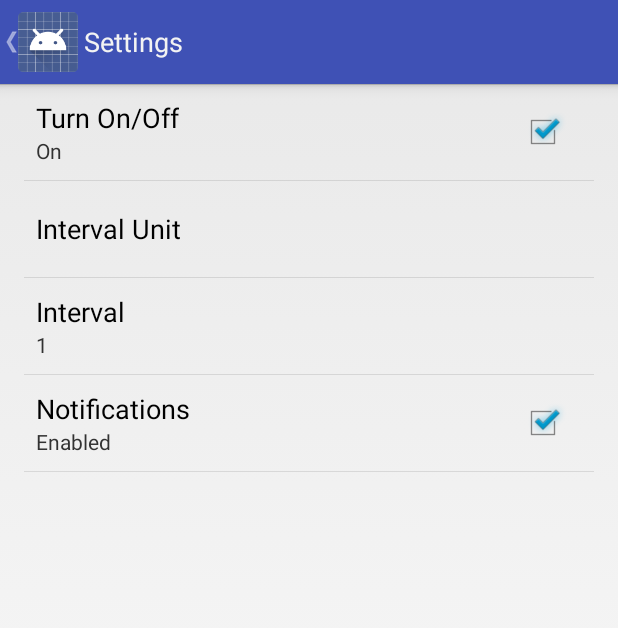
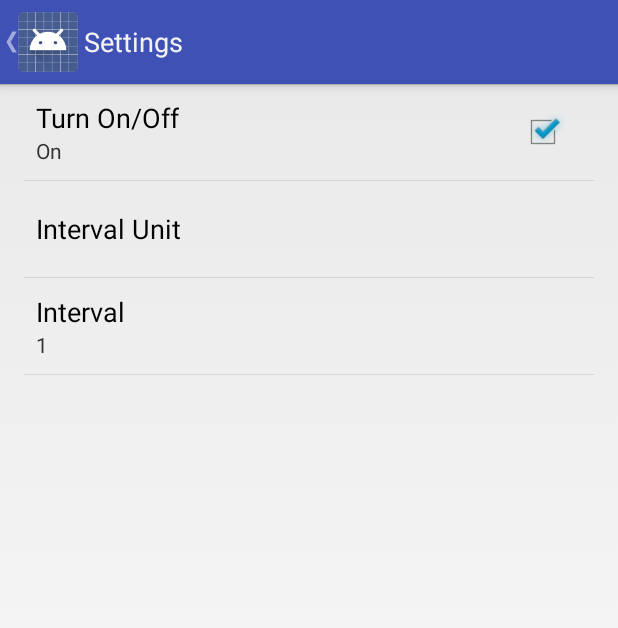
Before and after one commit to rezamars/NoteatReminder, an Android app: the screen it shows after launch (SettingsActivity), in the options menu, after a tap on "Settings", on a phone screen of 412 x 824 dp. Shown: the top 628 px of the screen. Run offline under Robolectric (Android 15) with nearby library versions, the phone set to English and light mode, and no system bars.

Commit message:
Finished with the app.Cleaned up.

```diff
--- a/app/src/main/java/com/example/reza/noteatreminder/MainActivity.java
+++ b/app/src/main/java/com/example/reza/noteatreminder/MainActivity.java
@@ -27,72 +27,15 @@ import java.util.concurrent.TimeUnit;
 
 public class MainActivity extends AppCompatActivity implements MainActivityFragment.Callback{
 
-    /*
-    private Timer myTimer;
-    private SharedPreferences prefs;
-    private String unitKey;
-    private String chosenUnit;
-    private String intervalKey;
-    private String chosenInterval;
-    private int interval;
-    private int timerInterval;
-    */
-    private Intent settingsIntent;
 
     @Override
     protected void onCreate(Bundle savedInstanceState) {
         super.onCreate(savedInstanceState);
         setContentView(R.layout.activity_main);
-        //getSupportActionBar().setElevation(0f);
         getDelegate().installViewFactory();
         getDelegate().onCreate(savedInstanceState);
-        //settingsIntent = new Intent(this, SettingsActivity.class);
-        //startActivity(settingsIntent);
-
-        //startTimer();
     }
 
-    /*
-    public void startTimer(){
-
-        myTimer = new Timer();
-
-        getSettingValues();
-
-        myTimer.schedule(new TimerTask() {
-            @Override
-            public void run() {
-                TimerMethod();
-            }
-
-        }, 0, (timerInterval/6));
-
-    }
-
-    public void getSettingValues(){
-
-        prefs = PreferenceManager.getDefaultSharedPreferences(this);
-        unitKey = this.getString(R.string.pref_units_key);
-        chosenUnit = prefs.getString(unitKey,"not existing");
-
-        intervalKey = this.getString(R.string.pref_interval_key);
-        chosenInterval = prefs.getString(intervalKey,"2");
-
-        interval = Integer.parseInt(chosenInterval);
-
-
-        timerInterval = 10000;
-        if(chosenUnit.equalsIgnoreCase("minutes")){
-            timerInterval = interval * 60 * 1000;
-        }
-        else if(chosenUnit.equalsIgnoreCase("hours")){
-            timerInterval = interval * 60 * 60 * 1000;
-        }
-
-        //System.out.println("timerinterval = " + timerInterval);
-
-    }
-    */
 
     @Override
     public boolean onCreateOptionsMenu(Menu menu) {
@@ -122,9 +65,6 @@ public class MainActivity extends AppCompatActivity implements MainActivityFragm
     protected void onResume() {
         super.onResume();
 
-        //MainActivityFragment ff = (MainActivityFragment)getSupportFragmentManager().findFragmentById(R.id.fragment);
-
-
     }
 
     @Override
@@ -132,27 +72,4 @@ public class MainActivity extends AppCompatActivity implements MainActivityFragm
         //startActivity(new Intent(this,SettingsActivity.class));
     }
 
-    /*
-    private void TimerMethod()
-    {
-        //This method is called directly by the timer
-        //and runs in the same thread as the timer.
-
-        //We call the method that will work with the UI
-        //through the runOnUiThread method.
-        this.runOnUiThread(Timer_Tick);
-    }
-
-
-    private Runnable Timer_Tick = new Runnable() {
-        public void run() {
-
-            //This method runs in the same thread as the UI.
-
-            //Do something to the UI thread here
-            System.out.println("timerInterval: " + timerInterval);
-            SoundPlayer.playTheSound();
-        }
-    };
-    */
 }
--- a/app/src/main/java/com/example/reza/noteatreminder/SettingsActivity.java
+++ b/app/src/main/java/com/example/reza/noteatreminder/SettingsActivity.java
@@ -17,13 +17,12 @@ import java.util.Set;
 import java.util.Timer;
 import java.util.TimerTask;
 
-public class SettingsActivity extends PreferenceActivity implements Preference.OnPreferenceChangeListener,
-Runnable{
+public class SettingsActivity extends PreferenceActivity implements Preference.OnPreferenceChangeListener{
 
     public static SettingsActivity settingsActivity;
     private AppCompatDelegate mDelegate;
 
-    private static Timer myTimer;
+    private static Timer myTimer ;
     private static SharedPreferences prefs;
     private static String unitKey;
     private static String chosenUnit;
@@ -33,6 +32,7 @@ Runnable{
     private static int timerInterval;
     private static String reminderKey;
     private static boolean reminderOn = false;
+    private boolean firstTime = true;
 
     public SettingsActivity(){
         this.settingsActivity = this;
@@ -42,28 +42,19 @@ Runnable{
     public void onCreate(Bundle savedInstanceState) {
         super.onCreate(savedInstanceState);
 
-        //moveTaskToBack(true);
         // Add 'general' preferences, defined in the XML file
         addPreferencesFromResource(R.xml.pref_general);
 
-        //getSupportActionBar().setDisplayHomeAsUpEnabled(true);
-        //Toolbar toolbar = (Toolbar) findViewById(R.id.toolbar);
-        //setSupportActionBar(toolbar);
-
         // For all preferences, attach an OnPreferenceChangeListener so the UI summary can be
         // updated when the preference changes.
-        //bindPreferenceSummaryToValue(findPreference(getString(R.string.pref_reminder_status_key)));
         bindPreferenceSummaryToValue(findPreference(getString(R.string.pref_units_key)));
         bindPreferenceSummaryToValue(findPreference(getString(R.string.pref_interval_key)));
-        //bindPreferenceSummaryToValue(findPreference(getString(R.string.pref_enable_notifications_key)));
 
         startTimer();
     }
 
 
     public void startTimer(){
-
-
 
         myTimer = new Timer();
 
@@ -76,7 +67,7 @@ Runnable{
                 TimerMethod();
             }
 
-        }, 0, (timerInterval/6));
+        }, 0, timerInterval);
 
     }
 
@@ -84,12 +75,17 @@ Runnable{
 
         prefs = PreferenceManager.getDefaultSharedPreferences(this);
         unitKey = this.getString(R.string.pref_units_key);
-        chosenUnit = prefs.getString(unitKey,"not existing");
+
+
 
         intervalKey = this.getString(R.string.pref_interval_key);
         chosenInterval = prefs.getString(intervalKey,"2");
 
+        if(firstTime){
             interval = Integer.parseInt(chosenInterval);
+            chosenUnit = prefs.getString(unitKey,"not existing");
+            firstTime = false;
+        }
 
 
         timerInterval = 10000;
@@ -117,14 +113,13 @@ Runnable{
     }
 
 
-    private static Runnable Timer_Tick = new Runnable() {
+    private Runnable Timer_Tick = new Runnable() {
         public void run() {
 
+
                 //This method runs in the same thread as the UI.
+                System.out.println("timerinterval = " + timerInterval);
 
-            //Do something to the UI thread here
-            //settingsActivity.getSettingValues();
-            System.out.println("timerInterval: " + timerInterval);
                 reminderKey = settingsActivity.getString(R.string.pref_reminder_status_key);
                 reminderOn = prefs.getBoolean(reminderKey,false);
                 if(reminderOn){
@@ -134,6 +129,7 @@ Runnable{
                 else{
                     System.out.println("The reminder is OFF!");
                 }
+
 
         }
     };
@@ -158,35 +154,54 @@ Runnable{
     @Override
     public boolean onPreferenceChange(Preference preference, Object value) {
 
-        //System.out.println("preference..." + preference + ",value: "+ value);
-
         String stringValue = value.toString();
 
         if (preference instanceof ListPreference) {
             // For list preferences, look up the correct display value in
             // the preference's 'entries' list (since they have separate labels/values).
-            System.out.println("onPreferenceChange, instanceof listpreference.");
 
             ListPreference listPreference = (ListPreference) preference;
             int prefIndex = listPreference.findIndexOfValue(stringValue);
             if (prefIndex >= 0) {
                 preference.setSummary(listPreference.getEntries()[prefIndex]);
+
+                if(listPreference.getKey().equalsIgnoreCase("interval")){
+
+                    CharSequence charSequence = listPreference.getEntries()[prefIndex];
+                    final StringBuilder sb = new StringBuilder(charSequence.length());
+                    sb.append(charSequence);
+                    String str = sb.toString();
+                    interval = Integer.parseInt(str);
+
+                    if(!firstTime){
+                        myTimer.cancel();
+                        myTimer = null;
+                        settingsActivity.startTimer();
+                    }
+                }
+                else if(listPreference.getKey().equalsIgnoreCase("units")){
+
+                    System.out.println("there 1...");
+                    if(!firstTime){
+                        myTimer.cancel();
+                        myTimer = null;
+                        CharSequence charSequence = listPreference.getEntries()[prefIndex];
+                        final StringBuilder sb = new StringBuilder(charSequence.length());
+                        sb.append(charSequence);
+                        chosenUnit = sb.toString();;
+                        settingsActivity.startTimer();
+                        System.out.println("interval= " + interval);
+                        System.out.println("unit= " + listPreference.getEntries()[prefIndex]);
+
+                    }
+
+                }
+
             }
         } else {
             // For other preferences, set the summary to the value's simple string representation.
-            System.out.println("onPreferenceChange, else");
             preference.setSummary(stringValue);
         }
-
-        if(myTimer != null){
-            System.out.println("new timer!!!");
-            myTimer.cancel();
-            myTimer.purge();
-            myTimer = null;
-        }
-
-        startTimer();
-
 
         return true;
     }
@@ -214,26 +229,4 @@ Runnable{
         return mDelegate;
     }
 
-    @Override
-    public void run() {
-        while (true) {
-            try {
-                Thread.sleep(1000);
-                reminderKey = settingsActivity.getString(R.string.pref_reminder_status_key);
-                reminderOn = prefs.getBoolean(reminderKey,false);
-                if(reminderOn){
-                    //startTimer();
 }
-                else{
-                    myTimer.cancel();
-                    System.out.println("The reminder is OFF!");
-                }
-
-            } catch (InterruptedException e) {
-                e.printStackTrace();
-            }
-
-        }
-
-    }
-}
--- a/app/src/main/java/com/example/reza/noteatreminder/SoundPlayer.java
+++ b/app/src/main/java/com/example/reza/noteatreminder/SoundPlayer.java
@@ -19,10 +19,9 @@ import java.util.concurrent.TimeUnit;
 
 public class SoundPlayer {
 
-    //private Button b1,b2,b3,b4;
     private Button b2,b3;
     private ImageView iv;
-    private static MediaPlayer mediaPlayer; //Mediaplayer
+    private static MediaPlayer mediaPlayer;
 
     private double startTime = 0;
     private double finalTime = 0;
@@ -73,7 +72,7 @@ public class SoundPlayer {
             public void onClick(View v) {
                 Toast.makeText(mainActivityFragment.getContext(), "Playing sound"
                         ,Toast.LENGTH_SHORT).show();
-                //mediaPlayer.start();
+
                 playTheSound();
 
                 finalTime = mediaPlayer.getDuration();
@@ -143,7 +142,7 @@ public class SoundPlayer {
                 b2.setEnabled(false);
                 b3.setEnabled(true);
                 mediaPlayer.seekTo(0);
-                System.out.println("In the if!!!!");
+                //System.out.println("In the if!!!!");
 
             }
         }
--- a/app/src/main/res/xml/pref_general.xml
+++ b/app/src/main/res/xml/pref_general.xml
@@ -2,17 +2,6 @@
 <PreferenceScreen xmlns:android="http://schemas.android.com/apk/res/android"
     android:layout_width="match_parent"
     android:layout_height="match_parent">
-
-    <!--
-    <android.support.v7.widget.Toolbar
-
-        android:id="@+id/my_awesome_toolbar"
-        android:layout_height="@dimen/abc_action_bar_default_height_material"
-        android:layout_width="match_parent"
-        android:minHeight="@dimen/abc_action_bar_default_height_material"
-        android:background="?attr/colorPrimary"
-        />
-        -->
 
     <CheckBoxPreference
         android:title="@string/pref_reminder_label"
@@ -35,11 +24,4 @@
         android:entryValues="@array/pref_interval_values"
         android:entries="@array/pref_interval_values" />
 
-    <CheckBoxPreference
-        android:title="@string/pref_enable_notifications_label"
-        android:key="@string/pref_enable_notifications_key"
-        android:summaryOff="@string/pref_enable_notifications_false"
-        android:summaryOn="@string/pref_enable_notifications_true"
-        android:defaultValue="@string/pref_enable_notifications_default" />
-
 </PreferenceScreen>
```
Lines whose indentation alone changed are shown as unchanged.
